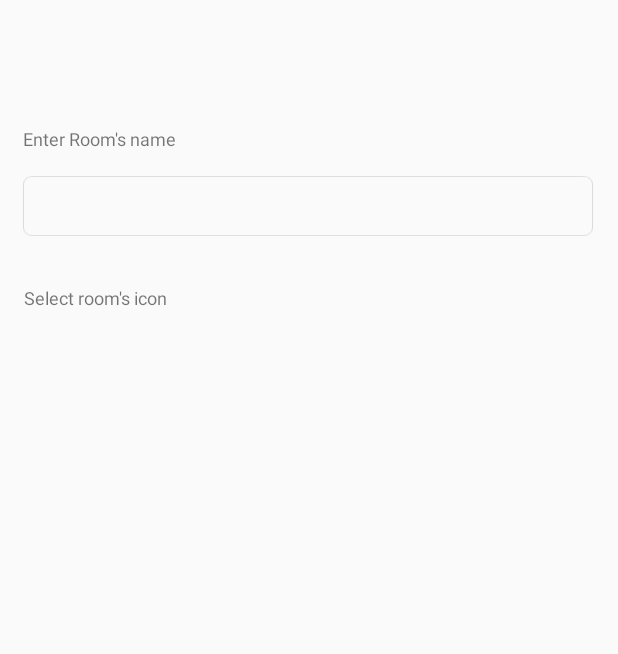
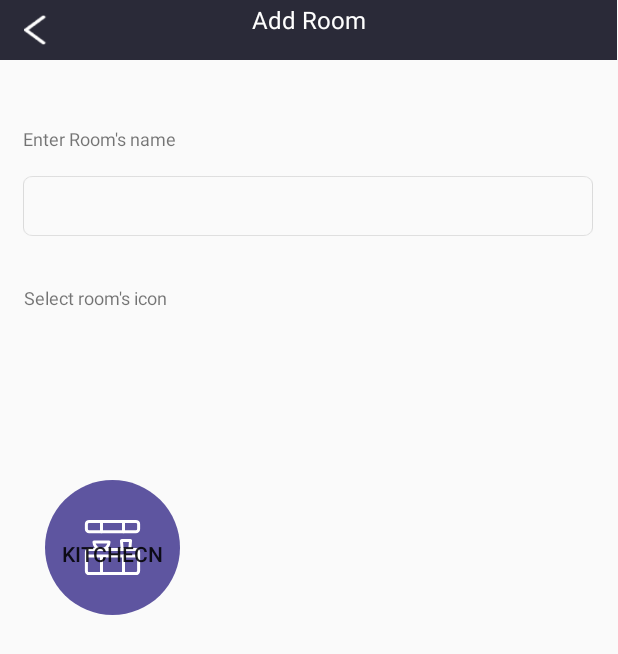
Before and after one commit to Joweroony/smart_house.kyudyakov, an Android app: the add_room screen opened directly, with no data from a screen before it, on a phone screen of 412 x 824 dp. Shown: the top 654 px of the screen. Run offline under Robolectric (Android 15) with nearby library versions, the phone set to English and light mode, and no system bars.

Commit message:
commit 14.10.22

```diff
--- /dev/null
+++ b/app/src/main/res/drawable/kitchen_room.xml
@@ -0,0 +1,72 @@
+<vector xmlns:android="http://schemas.android.com/apk/res/android"
+    android:width="300dp"
+    android:height="300dp"
+    android:viewportWidth="300"
+    android:viewportHeight="300">
+  <path
+      android:pathData="M150,52L150,52A90,90 0,0 1,240 142L240,142A90,90 0,0 1,150 232L150,232A90,90 0,0 1,60 142L60,142A90,90 0,0 1,150 52z"
+      android:fillColor="#5e55a0"/>
+  <path
+      android:pathData="M181.17,107.17L118.83,107.17A3.67,3.67 0,0 0,115.17 110.83v6.42A3.67,3.67 0,0 0,118.83 120.92L181.17,120.92a3.67,3.67 0,0 0,3.67 -3.67L184.83,110.83A3.67,3.67 0,0 0,181.17 107.17Z"
+      android:strokeLineJoin="round"
+      android:strokeWidth="4"
+      android:fillColor="#00000000"
+      android:strokeColor="#fff"
+      android:strokeLineCap="round"/>
+  <path
+      android:pathData="M135.33,108.08L135.33,120.92"
+      android:strokeLineJoin="round"
+      android:strokeWidth="4"
+      android:fillColor="#00000000"
+      android:strokeColor="#fff"
+      android:strokeLineCap="round"/>
+  <path
+      android:pathData="M164.67,108.08L164.67,120.92"
+      android:strokeLineJoin="round"
+      android:strokeWidth="4"
+      android:fillColor="#00000000"
+      android:strokeColor="#fff"
+      android:strokeLineCap="round"/>
+  <path
+      android:pathData="M118.83,176.83L181.17,176.83a3.67,3.67 0,0 0,3.67 -3.67L184.83,148.42A3.67,3.67 0,0 0,181.17 144.75L118.83,144.75A3.67,3.67 0,0 0,115.17 148.42v24.75A3.67,3.67 0,0 0,118.83 176.83Z"
+      android:strokeLineJoin="round"
+      android:strokeWidth="4"
+      android:fillColor="#00000000"
+      android:strokeColor="#fff"
+      android:strokeLineCap="round"/>
+  <path
+      android:pathData="M115.63,153.46L184.38,153.46"
+      android:strokeLineJoin="round"
+      android:strokeWidth="4"
+      android:fillColor="#00000000"
+      android:strokeColor="#fff"
+      android:strokeLineCap="round"/>
+  <path
+      android:pathData="M135.33,153.92L135.33,176.83"
+      android:strokeLineJoin="round"
+      android:strokeWidth="4"
+      android:fillColor="#00000000"
+      android:strokeColor="#fff"
+      android:strokeLineCap="round"/>
+  <path
+      android:pathData="M164.67,153.46L164.67,176.83"
+      android:strokeLineJoin="round"
+      android:strokeWidth="4"
+      android:fillColor="#00000000"
+      android:strokeColor="#fff"
+      android:strokeLineCap="round"/>
+  <path
+      android:pathData="M145.42,134.67A10.08,10.08 0,0 1,125.25 134.67Z"
+      android:strokeLineJoin="round"
+      android:strokeWidth="4"
+      android:fillColor="#00000000"
+      android:strokeColor="#fff"
+      android:strokeLineCap="round"/>
+  <path
+      android:pathData="M173.08,144.57L162.89,144.57L161.92,132.83L174.05,132.83Z"
+      android:strokeLineJoin="round"
+      android:strokeWidth="4"
+      android:fillColor="#00000000"
+      android:strokeColor="#fff"
+      android:strokeLineCap="round"/>
+</vector>
--- a/app/src/main/res/layout/activity_add_room.xml
+++ b/app/src/main/res/layout/activity_add_room.xml
@@ -24,12 +24,46 @@
         android:id="@+id/tableRow"
         android:layout_width="411dp"
         android:layout_height="40dp"
+        android:background="#2A2A38"
         app:layout_constraintBottom_toBottomOf="parent"
         app:layout_constraintEnd_toEndOf="parent"
         app:layout_constraintHorizontal_bias="0.0"
         app:layout_constraintStart_toStartOf="parent"
         app:layout_constraintTop_toTopOf="parent"
-        app:layout_constraintVertical_bias="0.0" />
+        app:layout_constraintVertical_bias="0.0" >
+
+        <androidx.constraintlayout.widget.ConstraintLayout
+            android:layout_width="match_parent"
+            android:layout_height="match_parent">
+
+            <Button
+                android:id="@+id/button"
+                style="@style/Widget.AppCompat.Button.Small"
+                android:layout_width="15dp"
+                android:layout_height="20dp"
+                android:background="@drawable/button_back"
+                app:layout_constraintBottom_toBottomOf="parent"
+                app:layout_constraintEnd_toStartOf="@+id/textView2"
+                app:layout_constraintHorizontal_bias="0.104"
+                app:layout_constraintStart_toStartOf="parent"
+                app:layout_constraintTop_toTopOf="parent"
+                tools:ignore="TouchTargetSizeCheck,SpeakableTextPresentCheck" />
+
+            <TextView
+                android:id="@+id/textView2"
+                android:layout_width="wrap_content"
+                android:layout_height="wrap_content"
+                android:text="Add Room"
+                android:textColor="#FEFEFE"
+                android:textSize="16sp"
+                app:layout_constraintBottom_toBottomOf="parent"
+                app:layout_constraintEnd_toEndOf="parent"
+                app:layout_constraintStart_toStartOf="parent"
+                app:layout_constraintTop_toTopOf="parent"
+                app:layout_constraintVertical_bias="0.111" />
+        </androidx.constraintlayout.widget.ConstraintLayout>
+
+    </TableRow>
 
     <EditText
         android:id="@+id/editTextTextPersonName"
@@ -43,7 +77,8 @@
         app:layout_constraintHorizontal_bias="0.483"
         app:layout_constraintStart_toStartOf="parent"
         app:layout_constraintTop_toTopOf="parent"
-        app:layout_constraintVertical_bias="0.15" />
+        app:layout_constraintVertical_bias="0.15"
+        tools:ignore="TouchTargetSizeCheck,SpeakableTextPresentCheck" />
 
     <TextView
         android:id="@+id/textView3"
@@ -58,15 +93,40 @@
         app:layout_constraintTop_toBottomOf="@+id/editTextTextPersonName"
         app:layout_constraintVertical_bias="0.05" />
 
-    <LinearLayout
+    <TableLayout
         android:layout_width="0dp"
-        android:layout_height="457dp"
-        android:orientation="horizontal"
+        android:layout_height="530dp"
         app:layout_constraintBottom_toBottomOf="parent"
         app:layout_constraintEnd_toEndOf="parent"
-        app:layout_constraintHorizontal_bias="0.0"
-        app:layout_constraintStart_toStartOf="parent"
-        app:layout_constraintTop_toTopOf="parent"
-        app:layout_constraintVertical_bias="1.0" />
+        app:layout_constraintStart_toStartOf="parent">
+
+        <TableRow
+            android:layout_width="400dp"
+            android:layout_height="78dp" >
+
+            <Button
+                android:id="@+id/button6"
+                android:layout_width="150dp"
+                android:layout_height="150dp"
+                android:background="@drawable/kitchen_room"
+                android:clickable="true"
+                android:text="Kitchecn"
+                android:textAlignment="gravity" />
+        </TableRow>
+
+        <TableRow
+            android:layout_width="match_parent"
+            android:layout_height="match_parent" >
+
+        </TableRow>
+
+        <TableRow
+            android:layout_width="match_parent"
+            android:layout_height="match_parent" />
+
+        <TableRow
+            android:layout_width="match_parent"
+            android:layout_height="match_parent" />
+    </TableLayout>
 
 </androidx.constraintlayout.widget.ConstraintLayout>
```
Also changed, not shown: app/src/main/res/drawable/button_back.png (added).
